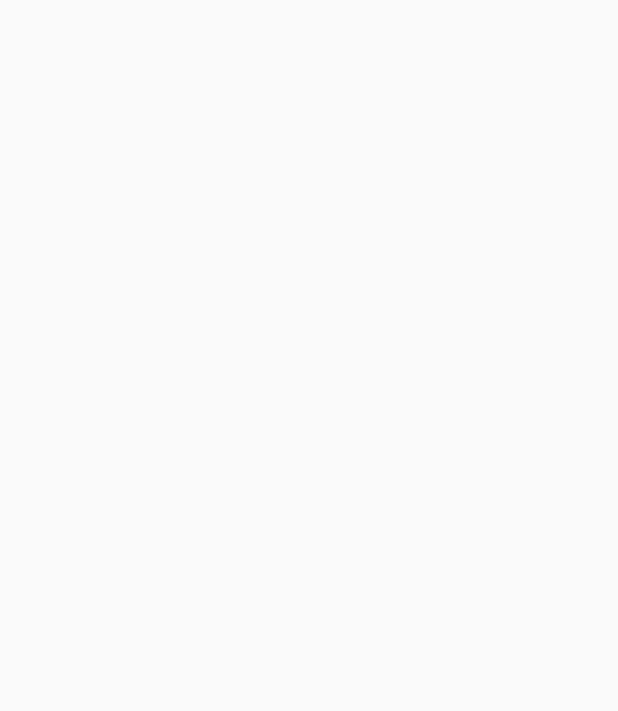
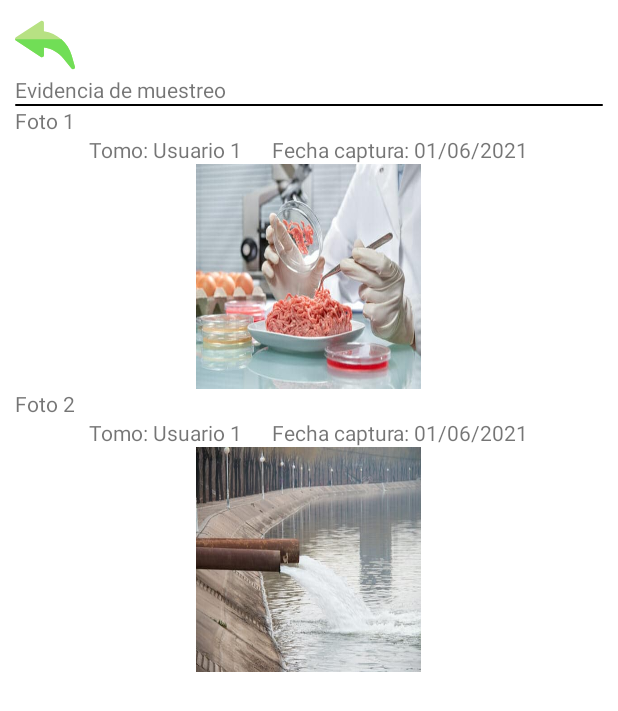
Before and after one commit to LashGAMX/MuestreoApp, an Android app: the AguaEvidenciaActivity screen opened directly, with no data from a screen before it, on a phone screen of 412 x 824 dp. Before the commit the part shown is empty. Shown: the top 711 px of the screen. Run offline under Robolectric (Android 15) with nearby library versions, the phone set to English and light mode, and no system bars.

Commit message:
Lib Material

```diff
--- a/app/build.gradle
+++ b/app/build.gradle
@@ -42,6 +42,7 @@ dependencies {
     implementation 'com.google.android.material:material:1.3.0'
     implementation 'androidx.constraintlayout:constraintlayout:2.0.4'
 
+    implementation 'com.google.android.material:material:<version>'
     implementation "androidx.recyclerview:recyclerview:1.2.0"
 
     testImplementation 'junit:junit:4.+'
--- a/app/src/main/AndroidManifest.xml
+++ b/app/src/main/AndroidManifest.xml
@@ -8,7 +8,7 @@
         android:label="@string/app_name"
         android:roundIcon="@mipmap/ic_launcher_round"
         android:supportsRtl="true"
-        android:theme="@style/Theme.Design.Light.NoActionBar">
+        android:theme="@style/Theme.MaterialComponents.Light.NoActionBar">
         <activity android:name=".AguaEvidenciaActivity"></activity>
         <activity android:name=".MuestraSimpleTemperaturaActivity" />
         <activity android:name=".AguaMuestreoTemperaturaActivity" />
--- a/app/src/main/res/layout/activity_agua_evidencia.xml
+++ b/app/src/main/res/layout/activity_agua_evidencia.xml
@@ -4,18 +4,88 @@
     xmlns:tools="http://schemas.android.com/tools"
     android:layout_width="match_parent"
     android:layout_height="match_parent"
-    tools:context=".AguaEvidenciaActivity">
+    tools:context=".AguaEvidenciaActivity"
+    android:layout_margin="10dp">
 
     <LinearLayout
-        android:layout_width="wrap_content"
-        android:layout_height="match_parent"
+        android:layout_width="match_parent"
+        android:layout_height="wrap_content"
         android:orientation="vertical">
-
+        <ImageView
+            android:id="@+id/imgRegresar"
+            android:layout_width="40dp"
+            android:layout_height="40dp"
+            android:src="@drawable/_48_return"
+            />
         <TextView
             android:layout_width="wrap_content"
             android:layout_height="match_parent"
-            android:text=""/>
+            android:text="Evidencia de muestreo"/>
+        <View
+            android:layout_width="wrap_content"
+            android:layout_height="1dp"
+            android:background="@drawable/separador"
+            />
+        <TextView
+            android:layout_width="wrap_content"
+            android:layout_height="match_parent"
+            android:text="Foto 1"
+            />
+        <LinearLayout
+            android:layout_width="wrap_content"
+            android:layout_height="match_parent"
+            android:orientation="horizontal"
+            android:layout_gravity="center_horizontal"
 
+            >
+            <TextView
+                android:layout_width="match_parent"
+                android:layout_height="match_parent"
+                android:text="Tomo: Usuario 1"
+                />
+            <TextView
+                android:layout_marginLeft="20dp"
+                android:layout_width="match_parent"
+                android:layout_height="match_parent"
+                android:text="Fecha captura: 01/06/2021"
+                />
+        </LinearLayout>
+        <ImageView
+            android:layout_width="150dp"
+            android:layout_height="150dp"
+            android:layout_gravity="center_horizontal"
+            android:background="@drawable/alimentos"
+            />
+        <TextView
+            android:layout_width="wrap_content"
+            android:layout_height="match_parent"
+            android:text="Foto 2"
+            />
+        <LinearLayout
+            android:layout_width="wrap_content"
+            android:layout_height="match_parent"
+            android:orientation="horizontal"
+            android:layout_gravity="center_horizontal"
+
+            >
+            <TextView
+                android:layout_width="match_parent"
+                android:layout_height="match_parent"
+                android:text="Tomo: Usuario 1"
+                />
+            <TextView
+                android:layout_marginLeft="20dp"
+                android:layout_width="match_parent"
+                android:layout_height="match_parent"
+                android:text="Fecha captura: 01/06/2021"
+                />
+        </LinearLayout>
+        <ImageView
+            android:layout_width="150dp"
+            android:layout_height="150dp"
+            android:layout_gravity="center_horizontal"
+            android:background="@drawable/agua"
+            />
     </LinearLayout>
 
 </FrameLayout>
```
Also changed, not shown: app/src/main/res/layout/activity_agua_generales.xml (+30 -4 lines), app/src/main/res/layout/activity_login.xml (+37 -14 lines).
